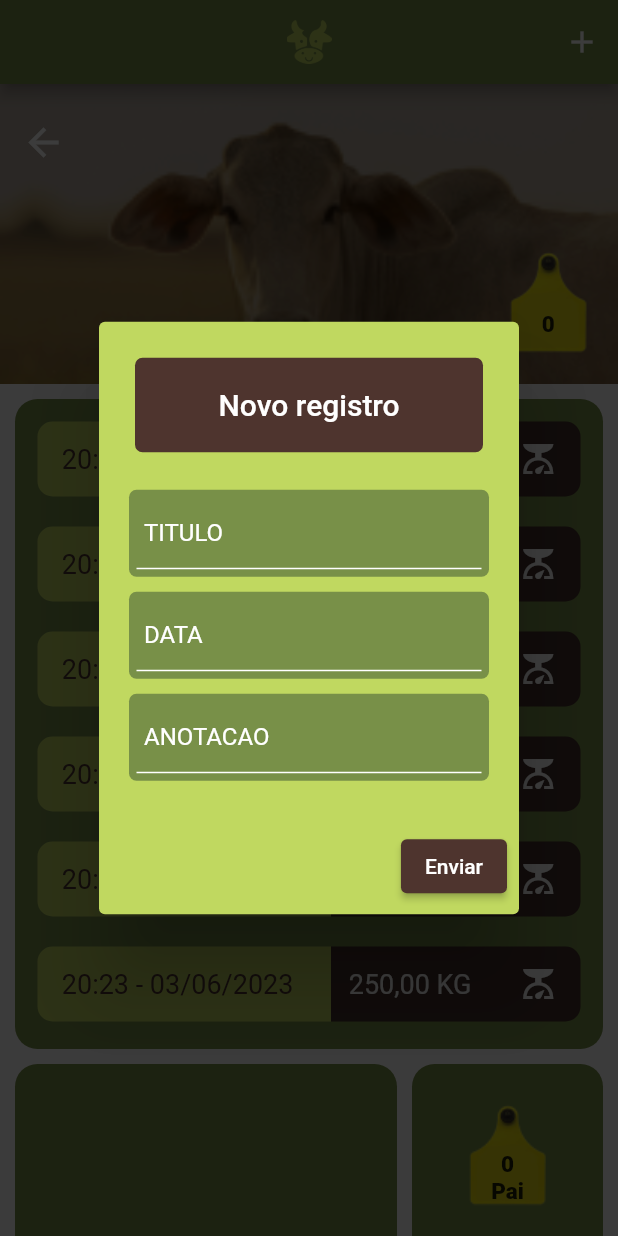
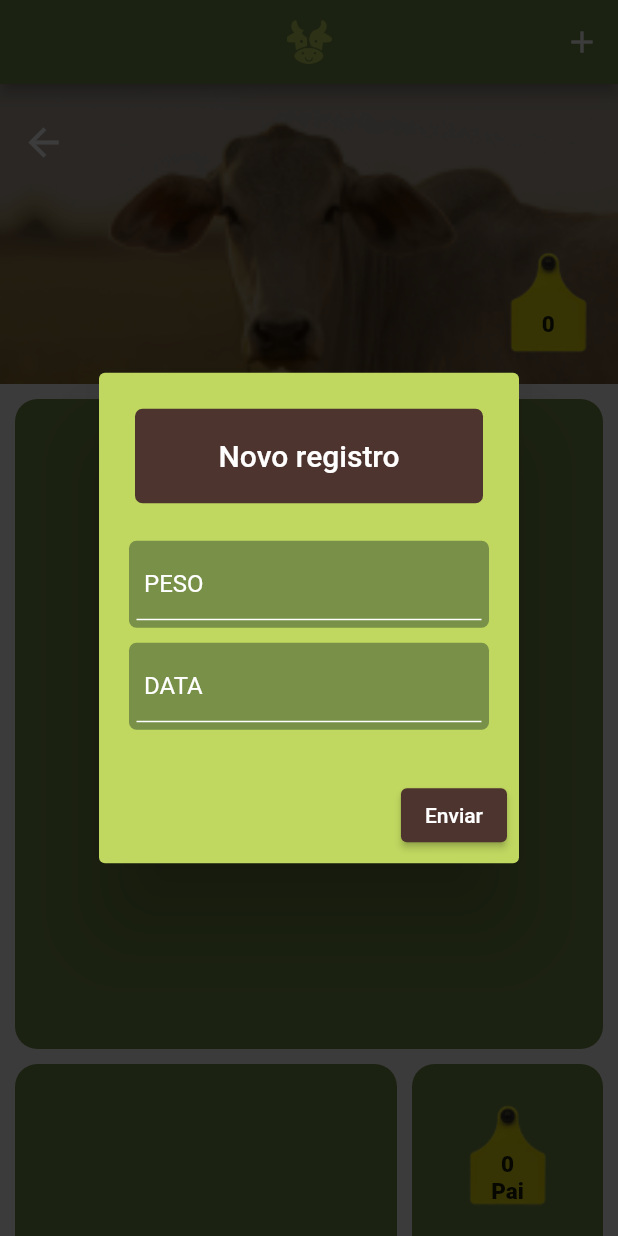
Before and after one commit to gabrielss2406/CattleCalf, a Flutter app: the InsightsCow screen opened directly with empty values, after a tap on the "add" icon, on a phone screen of 412 x 824 dp. Run offline on Flutter 3.47's test engine with Material 2 defaults, Android fonts, the phone set to English and light mode, and no system bars; our stand-ins replace animated_splash_screen, charts_flutter, lottie, shared_preferences, sqflite; accounts and stored records are empty.

Commit message:
Weight cattle working

```diff
--- /dev/null
+++ b/lib/database/services/WeightServices.dart
@@ -0,0 +1,36 @@
+
+import 'package:fetin/models/WeightModel.dart';
+import 'package:sqflite/sqflite.dart';
+
+import '../liteConfig.dart';
+
+class WeightServices{
+
+  static Future<List<Weight>> getWeightList(int? idCattle) async {
+    assert(idCattle != null && idCattle != 0, "Erro");
+
+    Database database = await getDatabase();
+
+    String sql = 'SELECT * FROM weighing WHERE cattle_idCattle = ? ORDER BY date DESC';
+    List<dynamic> args = [idCattle];
+    var preWeightList = (await database.rawQuery(sql,args));
+
+    return Weight.fromJsonList(preWeightList);
+  }
+
+  static Future<int> createWeight(String weight, String date, int? idCattle) async {
+
+    assert(weight != "", "Erro");
+    assert(date != "", "Erro");
+    assert(idCattle != null && idCattle != 0, "Erro");
+
+    Database database = await getDatabase();
+
+    String sql = 'INSERT INTO weighing (weight, date, cattle_idCattle) VALUES (?, ?, ?);';
+    List<dynamic> args = [weight, date, idCattle];
+    int insertStatus = await database.rawInsert(sql,args);
+
+    return insertStatus;
+  }
+
+}
--- a/lib/models/WeightModel.dart
+++ b/lib/models/WeightModel.dart
@@ -21,4 +21,16 @@ class Weight{
   String toString() {
     return 'Weight{idWeight: $idWeight, weight: $weight, date: $date}';
   }
+
+  factory Weight.fromJson(Map<String, dynamic> json) {
+    return Weight(
+      idWeight: json['idWeight'],
+      weight: json['weight'],
+      date: json['date'],
+    );
+  }
+
+  static List<Weight> fromJsonList(List<Map<String, dynamic>> jsonList) {
+    return jsonList.map((json) => Weight.fromJson(json)).toList();
+  }
 }
--- a/lib/views/screens/mains/InsightsCow.dart
+++ b/lib/views/screens/mains/InsightsCow.dart
@@ -1,6 +1,9 @@
 // ignore_for_file: prefer_const_literals_to_create_immutables, prefer_const_constructors
+import 'package:fetin/database/services/WeightServices.dart';
 import 'package:fetin/models/CattleModel.dart';
+import 'package:fetin/models/WeightModel.dart';
 import 'package:fetin/views/screens/mains/StartPage.dart';
+import 'package:fetin/views/screens/pop_ups/InsertNewWeight.dart';
 import 'package:fetin/views/widgets/cardWeight.dart';
 import 'package:flutter/material.dart';
 import 'package:fetin/views/widgets/appBar.dart';
@@ -15,17 +18,29 @@ class InsightsCow extends StatefulWidget {
 }
 
 class _InsightsCowState extends State<InsightsCow> {
+  List<Weight> weightList = [];
+
   @override
   initState() {
     super.initState();
     // Exec async funcions
     WidgetsBinding.instance.addPostFrameCallback((_){
+      WeightServices.getWeightList(widget.cattle.idCattle).then((value) {
+        weightList = value;
+        setState(() {});
+      },);
+    });
+  }
 
-      //CattleServices.getCattleListByUser().then((value) {
-      //  cattleList = value;
-      //  setState(() {});
-      //});
-    });
+  void _openWidget(BuildContext context) {
+    showModalBottomSheet(
+      context: context,
+      backgroundColor: Color.fromARGB(125, 0, 0, 0),
+      isScrollControlled: true,
+      builder: (BuildContext context) {
+          return NewWeight(idCattle: widget.cattle.idCattle);
+      },
+    );
   }
 
   void navigateToNewPage() {
@@ -107,12 +122,25 @@ class _InsightsCowState extends State<InsightsCow> {
                                 borderRadius: BorderRadius.circular(15)),
                             child: Column(
                               children: [
-                                CardThree(),
-                                CardThree(),
-                                CardThree(),
-                                CardThree(),
-                                CardThree(),
-                                CardThree(),
+                                Ink(
+                                  child: IconButton(
+                                    icon: Icon(Icons.add),
+                                    color: Colors.white,
+                                    onPressed: () => _openWidget(context),
+                                  ),
+                                ),
+                                Expanded(
+                                  child: ListView.builder(
+                                  itemCount: weightList.length,
+                                  itemBuilder: (context, index) {
+                                    return Container(
+                                      margin: EdgeInsets.all(0),
+                                      child: CardThree(weight: weightList[index],),
+                                    );
+                                  },
+                                ),
+                                ),
+
                               ],
                             )),
                       ),
--- /dev/null
+++ b/lib/views/screens/pop_ups/InsertNewWeight.dart
@@ -0,0 +1,105 @@
+// ignore_for_file: prefer_const_literals_to_create_immutables, prefer_const_constructors, sort_child_properties_last
+import 'package:fetin/database/services/WeightServices.dart';
+import 'package:flutter/material.dart';
+
+class NewWeight extends StatefulWidget {
+  final int? idCattle; // Adicione essa propriedade
+
+  const NewWeight({Key? key, required this.idCattle}) : super(key: key);
+
+  @override
+  State<NewWeight> createState() => _NewWeightState();
+}
+
+class _NewWeightState extends State<NewWeight> {
+
+  Future<void> _sendNewWeight(String weight, String date) async {
+
+    try {
+      await WeightServices.createWeight(weight, date, widget.idCattle);
+    } catch (error) {
+      // Tratamento de erro
+      ScaffoldMessenger.of(context).showSnackBar(SnackBar(
+        content: Text('Erro ao enviar o registro.'),
+        backgroundColor: Colors.red,
+      ));
+    }
+
+  }
+
+  @override
+  Widget build(BuildContext context) {
+    return StatefulBuilder(
+      builder: (context, setState) {
+        final _peso = TextEditingController();
+        final _data = TextEditingController();
+
+        return AlertDialog(
+          title: Container(
+            padding: EdgeInsets.symmetric(vertical: 20.0, horizontal: 20.0),
+            decoration: BoxDecoration(
+                color: Colors.brown[800],
+                borderRadius: BorderRadius.circular(5)),
+            alignment: Alignment.center,
+            child: Text(
+              'Novo registro',
+              style: TextStyle(
+                color: Colors.white,
+              ),
+            ),
+          ),
+          contentPadding: EdgeInsets.all(20),
+          backgroundColor: Color.fromARGB(255, 192, 216, 96),
+          content: SingleChildScrollView(
+            child: Column(
+              mainAxisSize: MainAxisSize.min,
+              children: [
+                textEntry(_peso, 'Peso'),
+                textEntry(_data, 'Data'),
+              ],
+            ),
+          ),
+          actions: [
+            ElevatedButton(
+              onPressed: () {
+                _sendNewWeight(_peso.text, _data.text);
+                Navigator.pop(context);
+              },
+              child: Text(
+                'Enviar',
+                style: TextStyle(color: Colors.white),
+              ),
+              style: ButtonStyle(
+                  backgroundColor: MaterialStatePropertyAll(Colors.brown[800])),
+            ),
+          ],
+        );
+      },
+    );
+  }
+}
+
+Widget textEntry(controller, text) {
+  return Container(
+    decoration: BoxDecoration(
+      color: Color.fromARGB(255, 120, 144, 72),
+      borderRadius: BorderRadius.circular(5),
+    ),
+    margin: EdgeInsets.only(top: 5, bottom: 5),
+    padding: EdgeInsets.all(5),
+    child: TextField(
+      controller: controller,
+      decoration: InputDecoration(
+        contentPadding: EdgeInsets.all(5),
+        labelText: text.toUpperCase(),
+        labelStyle: TextStyle(color: Colors.white),
+        enabledBorder: UnderlineInputBorder(
+          borderSide: BorderSide(color: Colors.white),
+        ),
+        focusedBorder: UnderlineInputBorder(
+          borderSide: BorderSide(color: Colors.white),
+        ),
+      ),
+    ),
+  );
+}
--- a/lib/views/widgets/cardWeight.dart
+++ b/lib/views/widgets/cardWeight.dart
@@ -1,8 +1,11 @@
 // ignore_for_file: prefer_const_literals_to_create_immutables, prefer_const_constructors
+import 'package:fetin/models/WeightModel.dart';
 import 'package:flutter/material.dart';
 
 class CardThree extends StatefulWidget {
-  const CardThree({Key? key});
+  final Weight weight; // Adicione essa propriedade
+
+  const CardThree({Key? key, required this.weight}) : super(key: key);
 
   @override
   State<CardThree> createState() => _CardThreeState();
@@ -25,7 +28,7 @@ class _CardThreeState extends State<CardThree> {
             const Color.fromARGB(255, 68, 49, 42),
             const Color.fromARGB(255, 68, 49, 42),
           ],
-          stops: [0.0, 0.54, 0.54, 1.0],
+          stops: [0.0, 0.44, 0.44, 1.0],
         ),
         borderRadius: BorderRadius.circular(10),
       ),
@@ -33,14 +36,14 @@ class _CardThreeState extends State<CardThree> {
         mainAxisAlignment: MainAxisAlignment.spaceAround,
         children: [
           Text(
-            '20:23 - 03/06/2023 '.toUpperCase(),
+            widget.weight.date.toUpperCase(),
             style: TextStyle(
               fontSize: 18,
               color: Colors.brown[800],
             ),
           ),
           Text(
-            '250,00 KG'.toUpperCase(),
+            ('${widget.weight.weight} KG').toUpperCase(),
             style: TextStyle(
               fontSize: 18,
               color: Colors.white,
```
